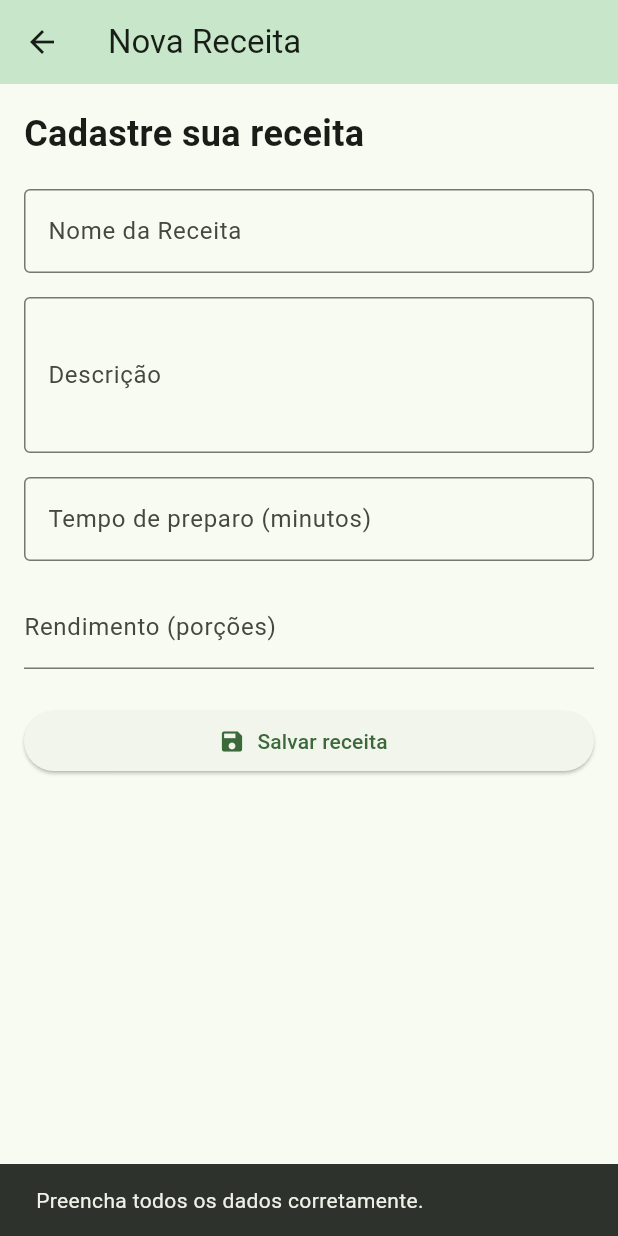
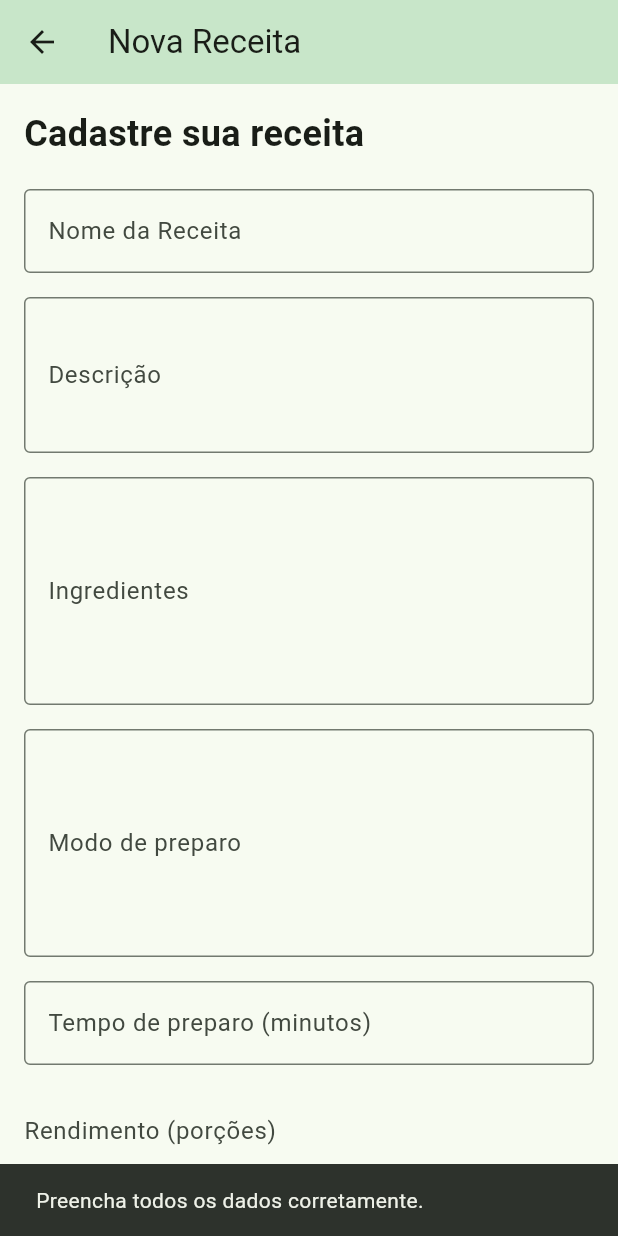
Before and after one commit to daniel-alm26/canellas-panificacao, a Flutter app: the FormularioReceitaScreen screen opened directly, after a tap on "Salvar receita", on a phone screen of 412 x 824 dp. Run offline on Flutter 3.47's test engine with Material 3 defaults, Android fonts, the phone set to English and light mode, and no system bars.

Commit message:
Adicionando os campos Ingredientes e Modo de Preparo no formulário de Adicionar Nova Receita

```diff
--- a/lib/screens/formulario_receita_screen.dart
+++ b/lib/screens/formulario_receita_screen.dart
@@ -15,6 +15,8 @@ class _FormularioReceitaScreenState extends State<FormularioReceitaScreen> {
   final _descricaoController = TextEditingController();
   final _tempoController = TextEditingController();
   final _rendimentoController = TextEditingController();
+  final _ingredientesController = TextEditingController();
+  final _modoPreparoController = TextEditingController();
 
   @override
   void dispose() {
@@ -22,6 +24,8 @@ class _FormularioReceitaScreenState extends State<FormularioReceitaScreen> {
     _descricaoController.dispose();
     _tempoController.dispose();
     _rendimentoController.dispose();
+    _ingredientesController.dispose();
+    _modoPreparoController.dispose();
     super.dispose();
   }
 
@@ -58,6 +62,28 @@ class _FormularioReceitaScreenState extends State<FormularioReceitaScreen> {
               maxLines: 3,
               decoration: const InputDecoration(
                 labelText: 'Descrição',
+                border: OutlineInputBorder(),
+              ),
+            ),
+            const SizedBox(height: 16),
+
+            TextField(
+              controller: _ingredientesController,
+              maxLines: 5,
+              decoration: const InputDecoration(
+                labelText: 'Ingredientes',
+                hintText: 'Digite um ingriente por linha',
+                border: OutlineInputBorder(),
+              ),
+            ),
+            const SizedBox(height: 16),
+
+            TextField(
+              controller: _modoPreparoController,
+              maxLines: 5,
+              decoration: const InputDecoration(
+                labelText: 'Modo de preparo',
+                hintText: 'Digite uma etapa por linha',
                 border: OutlineInputBorder(),
               ),
             ),
@@ -101,6 +127,16 @@ class _FormularioReceitaScreenState extends State<FormularioReceitaScreen> {
     final descricao = _descricaoController.text.trim();
     final tempo = int.tryParse(_rendimentoController.text);
     final rendimento = int.tryParse(_rendimentoController.text);
+    final ingredientes = _ingredientesController.text
+      .split('\n')
+      .map((item) => item.trim())
+      .where((item) => item.isNotEmpty)
+      .toList();
+    final modoPreparo = _modoPreparoController.text
+      .split('\n')
+      .map((item) => item.trim())
+      .where((etapa) => etapa.isNotEmpty)
+      .toList();
 
     if (nome.isEmpty ||
         descricao.isEmpty ||
@@ -125,8 +161,8 @@ class _FormularioReceitaScreenState extends State<FormularioReceitaScreen> {
         descricao: descricao,
         tempoDePreparo: tempo,
         rendimento: rendimento,
-        ingredientes: [],
-        modoDePreparo: [],
+        ingredientes: ingredientes,
+        modoDePreparo: modoPreparo,
         categoria: 'Outras',
         semGlutenVerificado: false,
     );
```
